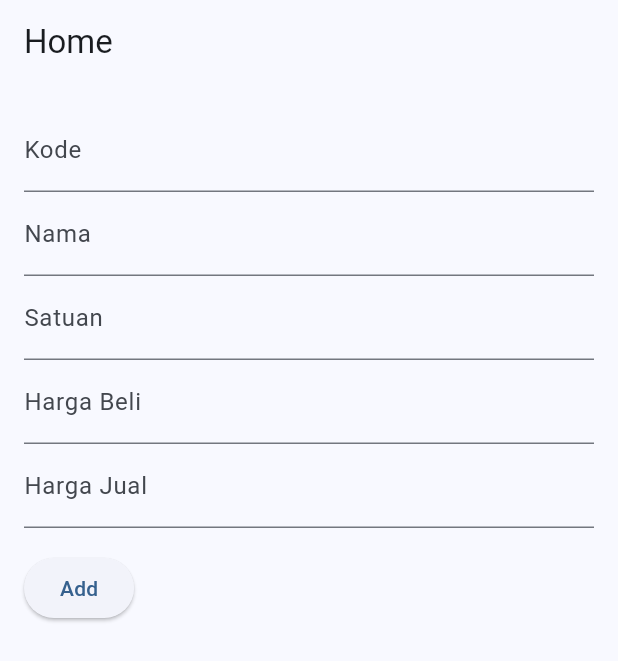
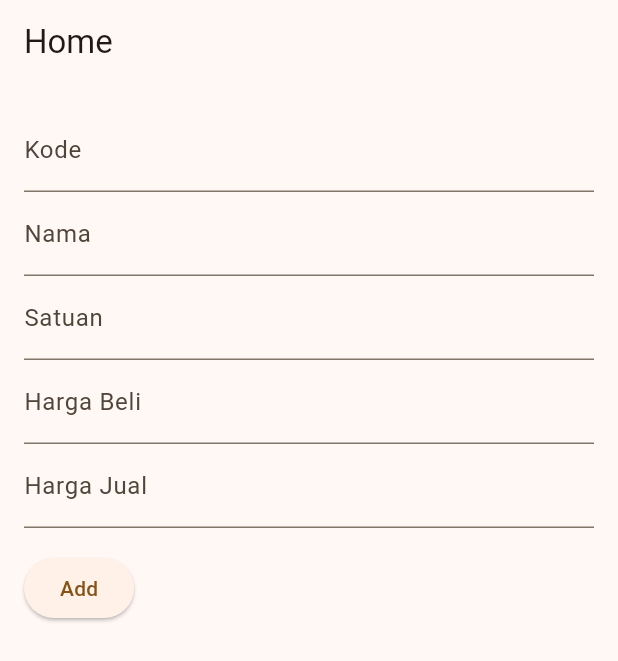
Before and after one commit to 2oog/mobile_test_firebase, a Flutter app: the screen it shows after launch, on a phone screen of 412 x 824 dp. Shown: the top 661 px of the screen. Run offline on Flutter 3.47's test engine with Material 3 defaults, Android fonts, the light colour scheme and no system bars; our stand-ins replace cloud_firestore, firebase_core; accounts and stored records are empty; generated files the repository leaves out were written again.

Commit message:
added comments

```diff
--- a/lib/main.dart
+++ b/lib/main.dart
@@ -1,6 +1,8 @@
 import 'package:flutter/material.dart';
 import 'package:firebase_core/firebase_core.dart';
 import 'firebase_options.dart';
+
+// import HomePage() dari file lain
 import './screens/home.dart';
 
 void main() async {
@@ -18,7 +20,7 @@
     return MaterialApp(
       title: 'Items Demo',
       theme: ThemeData(
-        colorScheme: ColorScheme.fromSeed(seedColor: Colors.blue),
+        colorScheme: ColorScheme.fromSeed(seedColor: Colors.orange),
         useMaterial3: true,
       ),
       home: const HomePage(),
```
Also changed, not shown: lib/screens/home.dart (+30 -0 lines).
